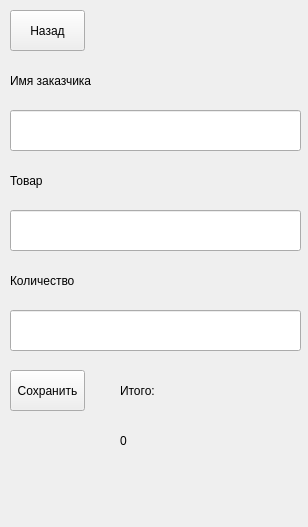
This is order.ui in Shuv1Wolf/hackathon as Qt 5 draws it before an edit. The edited form follows.
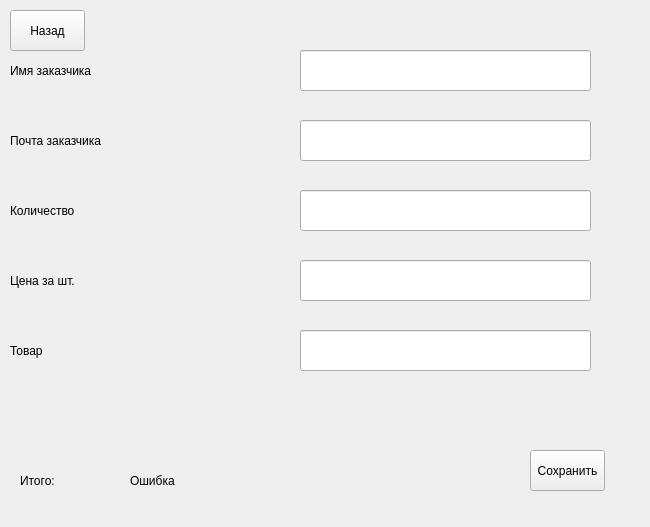
This is the edited form.

The edit to the form file:
```diff
--- a/order.ui
+++ b/order.ui
@@ -6,7 +6,7 @@
    <rect>
     <x>0</x>
     <y>0</y>
-    <width>308</width>
+    <width>650</width>
     <height>527</height>
    </rect>
   </property>
@@ -31,7 +31,7 @@
     <property name="geometry">
      <rect>
       <x>10</x>
-      <y>60</y>
+      <y>50</y>
       <width>301</width>
       <height>41</height>
      </rect>
@@ -46,8 +46,8 @@
    <widget class="QLineEdit" name="name_line">
     <property name="geometry">
      <rect>
-      <x>10</x>
-      <y>110</y>
+      <x>300</x>
+      <y>50</y>
       <width>291</width>
       <height>41</height>
      </rect>
@@ -57,7 +57,7 @@
     <property name="geometry">
      <rect>
       <x>10</x>
-      <y>160</y>
+      <y>330</y>
       <width>171</width>
       <height>41</height>
      </rect>
@@ -72,8 +72,8 @@
    <widget class="QLineEdit" name="good_line">
     <property name="geometry">
      <rect>
-      <x>10</x>
-      <y>210</y>
+      <x>300</x>
+      <y>120</y>
       <width>291</width>
       <height>41</height>
      </rect>
@@ -83,7 +83,7 @@
     <property name="geometry">
      <rect>
       <x>10</x>
-      <y>260</y>
+      <y>190</y>
       <width>291</width>
       <height>41</height>
      </rect>
@@ -98,8 +98,8 @@
    <widget class="QLineEdit" name="count_line">
     <property name="geometry">
      <rect>
-      <x>10</x>
-      <y>310</y>
+      <x>300</x>
+      <y>190</y>
       <width>291</width>
       <height>41</height>
      </rect>
@@ -108,8 +108,8 @@
    <widget class="QLabel" name="label_4">
     <property name="geometry">
      <rect>
-      <x>120</x>
-      <y>370</y>
+      <x>20</x>
+      <y>460</y>
       <width>171</width>
       <height>41</height>
      </rect>
@@ -121,27 +121,11 @@
      <string>Итого:</string>
     </property>
    </widget>
-   <widget class="QLabel" name="label_5">
-    <property name="geometry">
-     <rect>
-      <x>120</x>
-      <y>420</y>
-      <width>121</width>
-      <height>41</height>
-     </rect>
-    </property>
-    <property name="styleSheet">
-     <string notr="true">font: 26pt &quot;Arial&quot;;</string>
-    </property>
-    <property name="text">
-     <string>0</string>
-    </property>
-   </widget>
    <widget class="QPushButton" name="agree_button">
     <property name="geometry">
      <rect>
-      <x>10</x>
-      <y>370</y>
+      <x>530</x>
+      <y>450</y>
       <width>75</width>
       <height>41</height>
      </rect>
@@ -150,6 +134,74 @@
      <string>Сохранить</string>
     </property>
    </widget>
+   <widget class="QLabel" name="label_6">
+    <property name="geometry">
+     <rect>
+      <x>10</x>
+      <y>260</y>
+      <width>291</width>
+      <height>41</height>
+     </rect>
+    </property>
+    <property name="styleSheet">
+     <string notr="true">font: 26pt &quot;Arial&quot;;</string>
+    </property>
+    <property name="text">
+     <string>Цена за шт.</string>
+    </property>
+   </widget>
+   <widget class="QLineEdit" name="count_line_2">
+    <property name="geometry">
+     <rect>
+      <x>300</x>
+      <y>260</y>
+      <width>291</width>
+      <height>41</height>
+     </rect>
+    </property>
+   </widget>
+   <widget class="QLabel" name="label_7">
+    <property name="geometry">
+     <rect>
+      <x>10</x>
+      <y>120</y>
+      <width>291</width>
+      <height>41</height>
+     </rect>
+    </property>
+    <property name="styleSheet">
+     <string notr="true">font: 26pt &quot;Arial&quot;;</string>
+    </property>
+    <property name="text">
+     <string>Почта заказчика</string>
+    </property>
+   </widget>
+   <widget class="QLineEdit" name="good_line_2">
+    <property name="geometry">
+     <rect>
+      <x>300</x>
+      <y>330</y>
+      <width>291</width>
+      <height>41</height>
+     </rect>
+    </property>
+   </widget>
+   <widget class="QLabel" name="label_8">
+    <property name="geometry">
+     <rect>
+      <x>130</x>
+      <y>460</y>
+      <width>171</width>
+      <height>41</height>
+     </rect>
+    </property>
+    <property name="styleSheet">
+     <string notr="true">font: 26pt &quot;Arial&quot;;</string>
+    </property>
+    <property name="text">
+     <string>Ошибка</string>
+    </property>
+   </widget>
   </widget>
  </widget>
  <resources/>
```
